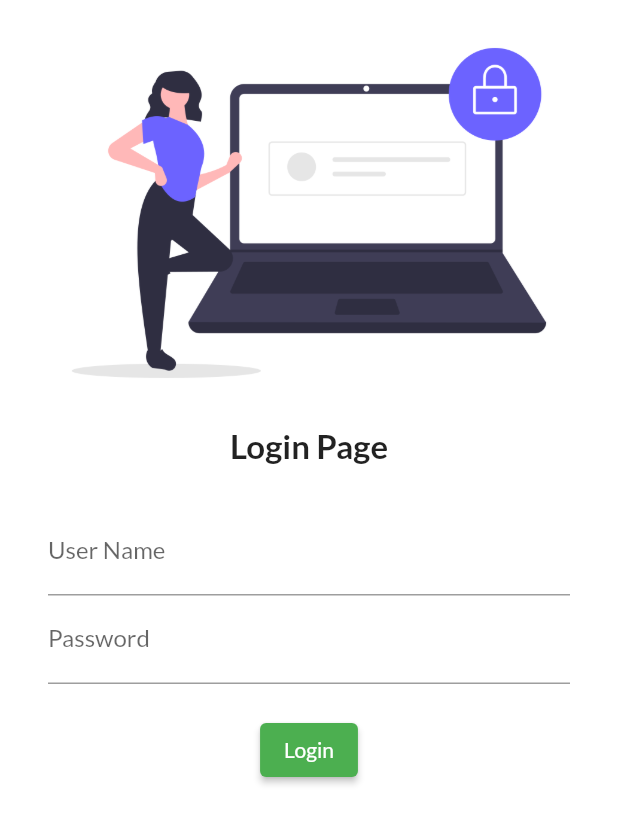
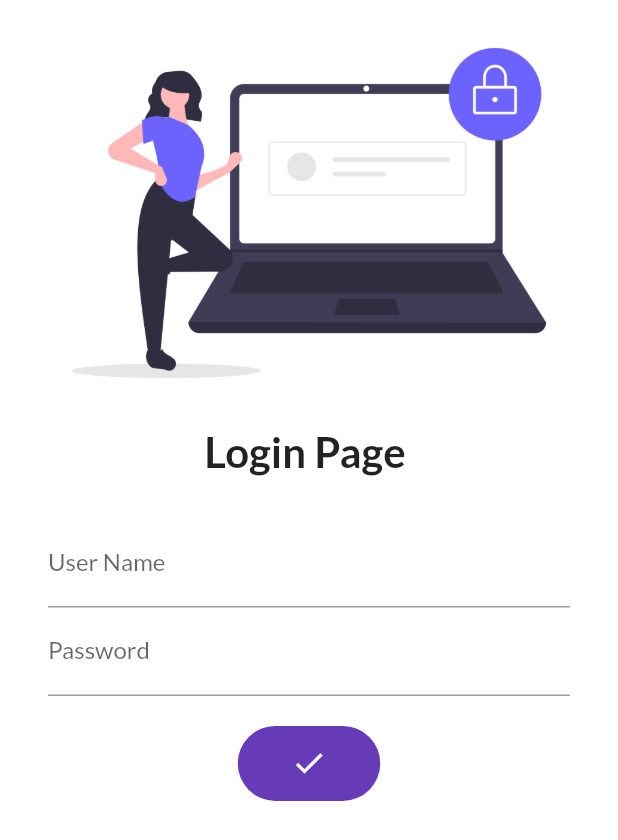
Before and after one commit to anandpcool/flutter_practices, a Flutter app: the screen it shows after launch, after a tap on "Login", on a phone screen of 412 x 824 dp. Shown: the top 840 px of the screen. Run offline on Flutter 3.47's test engine with Material 2 defaults, Android fonts, the phone set to English and light mode, and no system bars; our stand-ins replace google_fonts.

Commit message:
login page animation

```diff
--- a/lib/main.dart
+++ b/lib/main.dart
@@ -1,6 +1,7 @@
 import 'package:flutter/material.dart';
 import 'package:flutter_application_1/screens/home_page.dart';
 import 'package:flutter_application_1/screens/login_page.dart';
+import 'package:flutter_application_1/utils/routes.dart';
 import 'package:google_fonts/google_fonts.dart';
 
 void main()
@@ -23,7 +24,8 @@ class MyApp extends StatelessWidget {
 
       routes: {
         "/":(context) => LoginPage(),
-        "/home":(context) => HomePage()
+        MyRouts.homeRoute:(context) => HomePage(),
+        MyRouts.loginRoute:(context) => LoginPage()
       },
 
 
--- a/lib/screens/login_page.dart
+++ b/lib/screens/login_page.dart
@@ -1,19 +1,29 @@
 import 'package:flutter/material.dart';
+import 'package:flutter_application_1/utils/routes.dart';
 
-class LoginPage extends StatelessWidget {
+class LoginPage extends StatefulWidget {
+  @override
+  State<LoginPage> createState() => _LoginPageState();
+}
+
+class _LoginPageState extends State<LoginPage> {
+  var changeButton = false;
+  String name = "";
+
   @override
   Widget build(BuildContext context) {
     return Material(
       color: Colors.white,
+      child: SingleChildScrollView(
         child: Column(
           children: [
             Image.asset(
               "assets/images/login_image.png",
               fit: BoxFit.cover,
             ),
-          const Text(
-            "Login Page",
-            style: TextStyle(fontSize: 22, fontWeight: FontWeight.bold),
+            Text(
+              "Login Page $name",
+              style: TextStyle(fontSize: 28, fontWeight: FontWeight.bold),
             ),
             const SizedBox(
               height: 20.0,
@@ -25,7 +35,13 @@ class LoginPage extends StatelessWidget {
                 children: [
                   TextFormField(
                     decoration: const InputDecoration(
-                      hintText: "Enter Username", labelText: "User Name"),
+                      hintText: "Enter Username",
+                      labelText: "User Name",
+                    ),
+                    onChanged: (value) {
+                      name = value;
+                      setState(() {});
+                    },
                   ),
                   TextFormField(
                     obscureText: true,
@@ -35,17 +51,55 @@ class LoginPage extends StatelessWidget {
                   const SizedBox(
                     height: 20.0,
                   ),
-                ElevatedButton(
-                    onPressed: () {
-                      print("Login");
+                  InkWell(
+                    onTap: () async {
+                      setState(() {
+                        changeButton = true;
+                      });
+                      await Future.delayed(Duration(seconds: 3));
+
+                      Navigator.pushNamed(context, MyRouts.homeRoute);
                     },
-                    style: TextButton.styleFrom(),
-                    child: const Text("Login"))
+                    child: AnimatedContainer(
+                      duration: const Duration(seconds: 2),
+                      width: changeButton ? 50 : 150,
+                      height: 50,
+                      alignment: Alignment.center,
+                      decoration: BoxDecoration(
+                          color: Colors.deepPurple,
+                          borderRadius:
+                              BorderRadius.circular(changeButton ? 50 : 8)),
+                      child: changeButton
+                          ? const Icon(
+                              Icons.done,
+                              color: Colors.white,
+                            )
+                          : const Text(
+                              "Login",
+                              style: TextStyle(
+                                  color: Colors.white,
+                                  fontWeight: FontWeight.bold,
+                                  fontSize: 20),
+                            ),
+                    ),
+                  )
+
+                  // ElevatedButton(
+                  //     onPressed: () {
+                  //       Navigator.pushNamed(context, MyRouts.homeRoute);
+                  //     },
+                  //     style: TextButton.styleFrom(
+                  //         minimumSize: const Size(150, 40)),
+                  //     child: const Text(
+                  //       "Login",
+                  //       style: TextStyle(fontSize: 18),
+                  //     ))
                 ],
               ),
             )
           ],
         ),
+      ),
     );
   }
 }
--- /dev/null
+++ b/lib/utils/routes.dart
@@ -0,0 +1,5 @@
+class MyRouts {
+  static String loginRoute = "/login";
+  static String homeRoute = "/home";
+
+}
```
Lines whose indentation alone changed are shown as unchanged.
